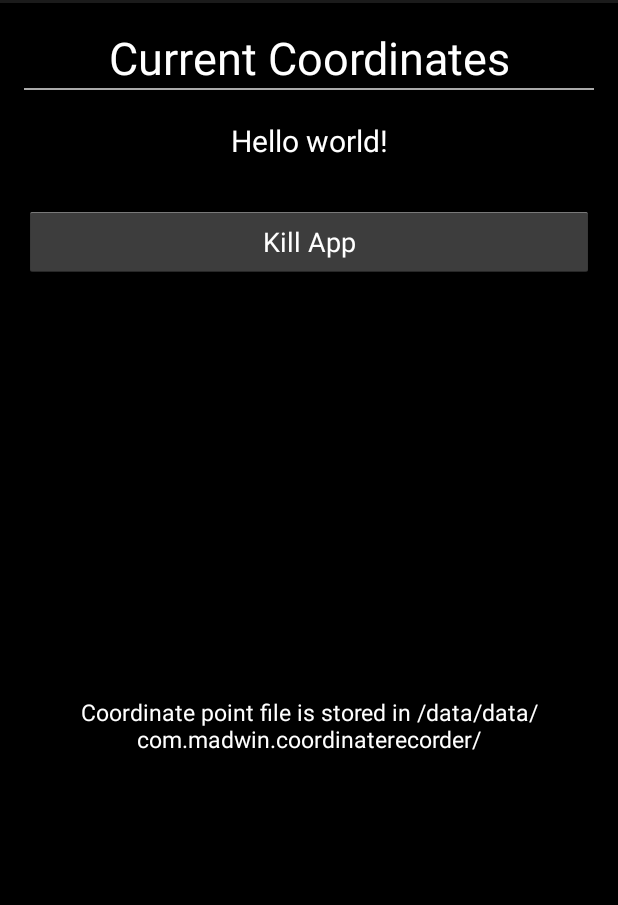
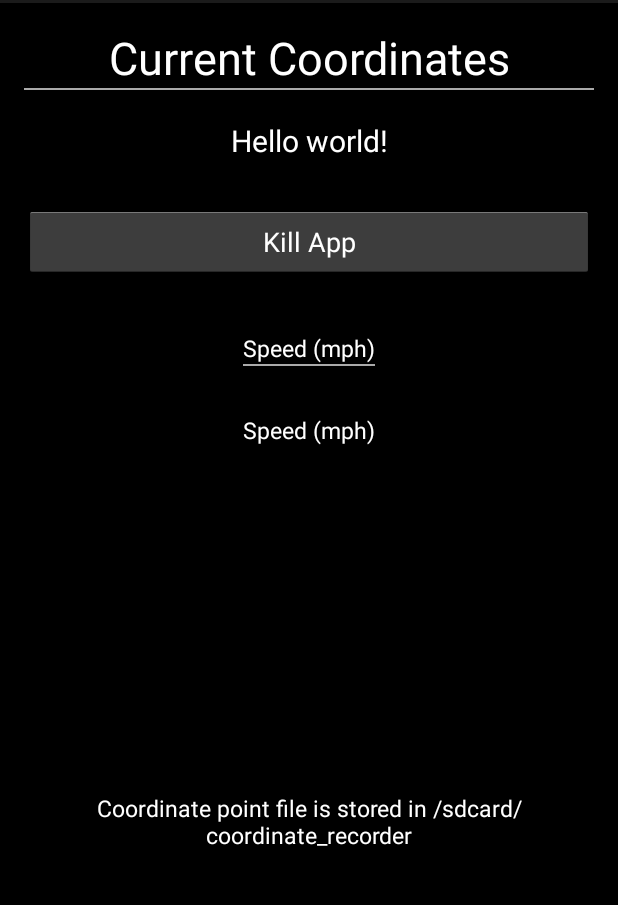
Before and after one commit to andrewrohde/coordinate_recorder, an Android app: the screen it shows after launch (MainActivity), on a phone screen of 412 x 824 dp, the part 69-974 px from its top. Run offline under Robolectric (Android 15) with nearby library versions, the phone set to English and light mode, and no system bars.

Commit message:
added speed display - still need to test

```diff
--- a/CoordinateRecorder/src/main/java/com/madwin/coordinaterecorder/MainActivity.java
+++ b/CoordinateRecorder/src/main/java/com/madwin/coordinaterecorder/MainActivity.java
@@ -40,6 +40,19 @@ public class MainActivity extends Activity {
     String filename = "coordinates" + date_time + ".txt";
     File file = new File (file_location, filename);
 
+    double latitude_current = 0;
+    double latitude_previous = 0;
+    double longitude_current = 0;
+    double longitude_previous = 0;
+    int second_current;
+    int second_previous;
+    int minute_previous;
+    int minute_current;
+    Boolean first_entry = true;
+    double speed;
+    double d2r = (180 / Math.PI);
+
+    double current_time, previous_time;
 
     LocationManager locationManager;
     LocationListener locationListener;
@@ -68,12 +81,44 @@ public class MainActivity extends Activity {
             @Override
             public void onLocationChanged(Location location) {
 
+                if (first_entry){
+                    latitude_current = location.getLatitude();
+                    longitude_current = location.getLatitude();
+                    c = Calendar.getInstance();
+                    second_current = c.get(Calendar.SECOND);
+                    minute_current = c.get(Calendar.MINUTE);
+
+
+                }
+
+
+                if (!first_entry){
+
+                    latitude_previous = latitude_current;
+                    longitude_previous = longitude_current;
+
+                    second_previous = second_current;
+                    minute_previous = minute_current;
+
+                    c = Calendar.getInstance();
+                    latitude_current = location.getLatitude();
+                    longitude_current = location.getLatitude();
+                    second_current = c.get(Calendar.SECOND);
+                    minute_current = c.get(Calendar.MINUTE);
+                }
+
+                    first_entry = false;
+
+                mCalculateSpeed();
+
                 String coordinates = Double.toString(location.getLatitude()) + ", "
                         + Double.toString(location.getLongitude());
 
                 Log.d(TAG, "coordinates = " + coordinates);
                 TextView display_coordinates = (TextView)findViewById(R.id.coordinate_display);
+                TextView display_speed = (TextView)findViewById(R.id.current_speed);
                 display_coordinates.setText(coordinates);
+                display_speed.setText(Double.toString(speed));
                 writeToFile(coordinates);
             }
 
@@ -105,7 +150,34 @@ public class MainActivity extends Activity {
 
     }
 
-	//private View.OnClickListener startRecording;
+    private void mCalculateSpeed() {
+
+       // double distance = Math.sqrt((Math.pow(((latitude_current - latitude_previous) * d2r),2)
+        //        + (Math.pow(((longitude_current - longitude_previous) * d2r),2))));
+
+        double dlong = (longitude_current - longitude_previous) * d2r;
+        double dlat = (latitude_current - latitude_previous) * d2r;
+        double a =
+                Math.pow(Math.sin(dlat / 2.0), 2)
+                        + Math.cos(latitude_previous*d2r)
+                        * Math.cos(latitude_current*d2r)
+                        * Math.pow(Math.sin(dlong / 2.0), 2);
+        double c = 2 * Math.atan2(Math.sqrt(a), Math.sqrt(1 - a));
+        double distance = 3963 * c; /// * 5280 for feet,,,,3956 for mi
+
+        current_time = (((double) minute_current / 60) + ((double) second_current / 3600));
+        previous_time = (((double) minute_previous / 60) + ((double) second_previous / 3600));
+
+        double time = current_time - previous_time;
+
+        speed = distance / time;
+
+        Log.d(LOG_TAG, "Distance = " + distance);
+
+
+    }
+
+    //private View.OnClickListener startRecording;
 
     private View.OnClickListener killListener = new View.OnClickListener() {
         @Override
--- a/CoordinateRecorder/src/main/res/layout/activity_main.xml
+++ b/CoordinateRecorder/src/main/res/layout/activity_main.xml
@@ -47,6 +47,61 @@
         android:textColor="@android:color/white"
         />
 
+    <LinearLayout xmlns:android="http://schemas.android.com/apk/res/android"
+        xmlns:tools="http://schemas.android.com/tools"
+        android:layout_width="wrap_content"
+        android:layout_height="wrap_content"
+        android:paddingLeft="@dimen/activity_horizontal_margin"
+        android:paddingRight="@dimen/activity_horizontal_margin"
+        android:paddingTop="@dimen/activity_vertical_margin"
+        android:paddingBottom="@dimen/activity_vertical_margin"
+        tools:context=".MainActivity"
+        android:background="@android:color/black"
+        android:orientation="vertical"
+        android:layout_gravity="center_horizontal">
+
+    <TextView
+        android:layout_width="wrap_content"
+        android:layout_height="wrap_content"
+        android:text="@string/speed"
+        android:textColor="@android:color/white"
+        android:gravity="center"
+        android:textAlignment="center"
+        android:textSize="15sp"
+        android:paddingTop="20sp"/>
+
+        <View
+            android:layout_width="fill_parent"
+            android:layout_height="1dp"
+            android:background="@android:color/darker_gray"/>
+
+        </LinearLayout>
+        <LinearLayout xmlns:android="http://schemas.android.com/apk/res/android"
+            xmlns:tools="http://schemas.android.com/tools"
+            android:layout_width="wrap_content"
+            android:layout_height="wrap_content"
+            android:paddingLeft="@dimen/activity_horizontal_margin"
+            android:paddingRight="@dimen/activity_horizontal_margin"
+            android:paddingTop="@dimen/activity_vertical_margin"
+            android:paddingBottom="@dimen/activity_vertical_margin"
+            tools:context=".MainActivity"
+            android:background="@android:color/black"
+            android:orientation="vertical"
+            android:layout_gravity="center_horizontal">
+
+    <TextView
+        android:id="@+id/current_speed"
+        android:layout_width="wrap_content"
+        android:layout_height="wrap_content"
+        android:text="@string/speed"
+        android:textColor="@android:color/white"
+        android:gravity="center"
+        android:textAlignment="center"
+        android:textSize="15sp"
+        android:paddingTop="0sp"/>
+
+
+        </LinearLayout>
     <TextView
         android:layout_width="fill_parent"
         android:layout_height="fill_parent"
--- a/CoordinateRecorder/src/main/res/values/strings.xml
+++ b/CoordinateRecorder/src/main/res/values/strings.xml
@@ -4,6 +4,8 @@
     <string name="app_name">CoordinateRecorder</string>
     <string name="action_settings">Settings</string>
     <string name="hello_world">Hello world!</string>
-    <string name="file_location">Coordinate point file is stored in /data/data/com.madwin.coordinaterecorder/</string>
+    <string name="file_location">Coordinate point file is stored in /sdcard/coordinate_recorder</string>
+    <string name="speed">Speed (mph)</string>
+
 
 </resources>
```
Also changed, not shown: 1 other file.
